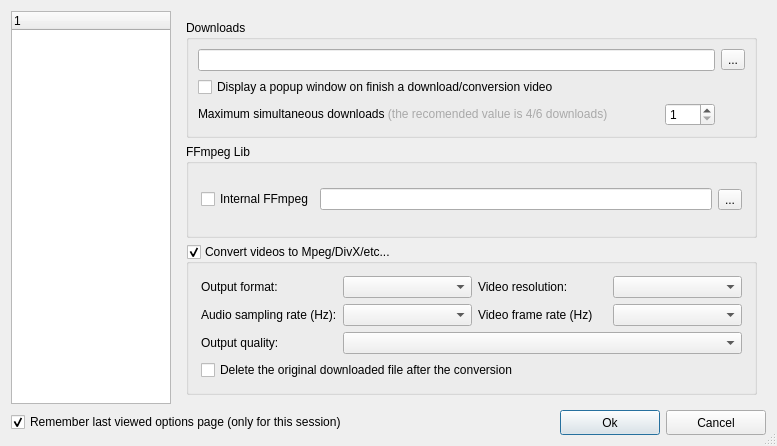
Before: the Qt Designer form ui/options.ui in ckorn/xvst, drawn with Qt 5.
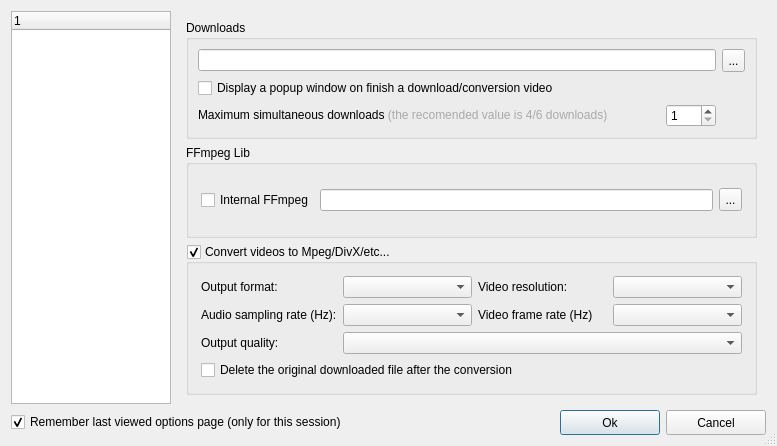
After: the same form once the commit is applied. The open tabs and pages were chosen to show the change. Icons and pictures are not drawn.

Commit message: - Fixed bug with all SpeedButtons in Options dialog

Diff of the .ui file:
```diff
--- a/ui/options.ui
+++ b/ui/options.ui
@@ -112,6 +112,18 @@
           </item>
           <item row="0" column="2">
            <widget class="QToolButton" name="spbSelectDownloadDir">
+            <property name="minimumSize">
+             <size>
+              <width>23</width>
+              <height>23</height>
+             </size>
+            </property>
+            <property name="maximumSize">
+             <size>
+              <width>23</width>
+              <height>23</height>
+             </size>
+            </property>
             <property name="toolTip">
              <string>Select the downloads directory</string>
             </property>
@@ -226,6 +238,18 @@
           </item>
           <item>
            <widget class="QToolButton" name="spbSelectFFmpegLib">
+            <property name="minimumSize">
+             <size>
+              <width>23</width>
+              <height>23</height>
+             </size>
+            </property>
+            <property name="maximumSize">
+             <size>
+              <width>23</width>
+              <height>23</height>
+             </size>
+            </property>
             <property name="toolTip">
              <string>Select the ffmpeg directory</string>
             </property>
```
Left out of the diff: 2 changed lines with no effect on the pictures. The commit also changes 1 other file.
